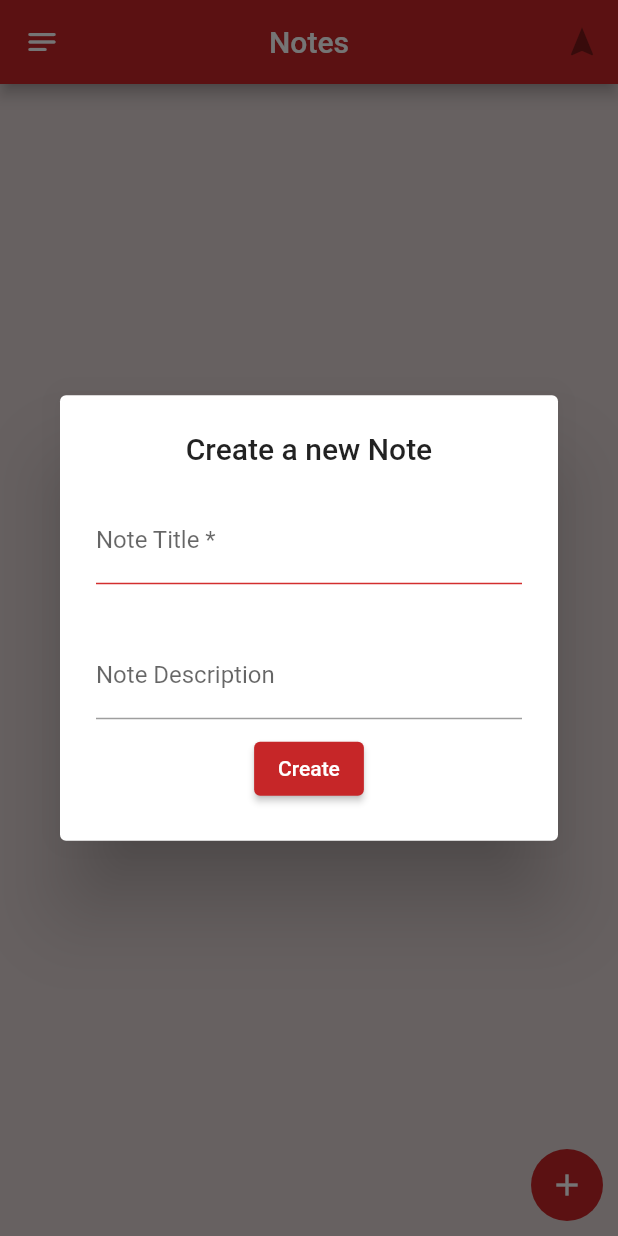
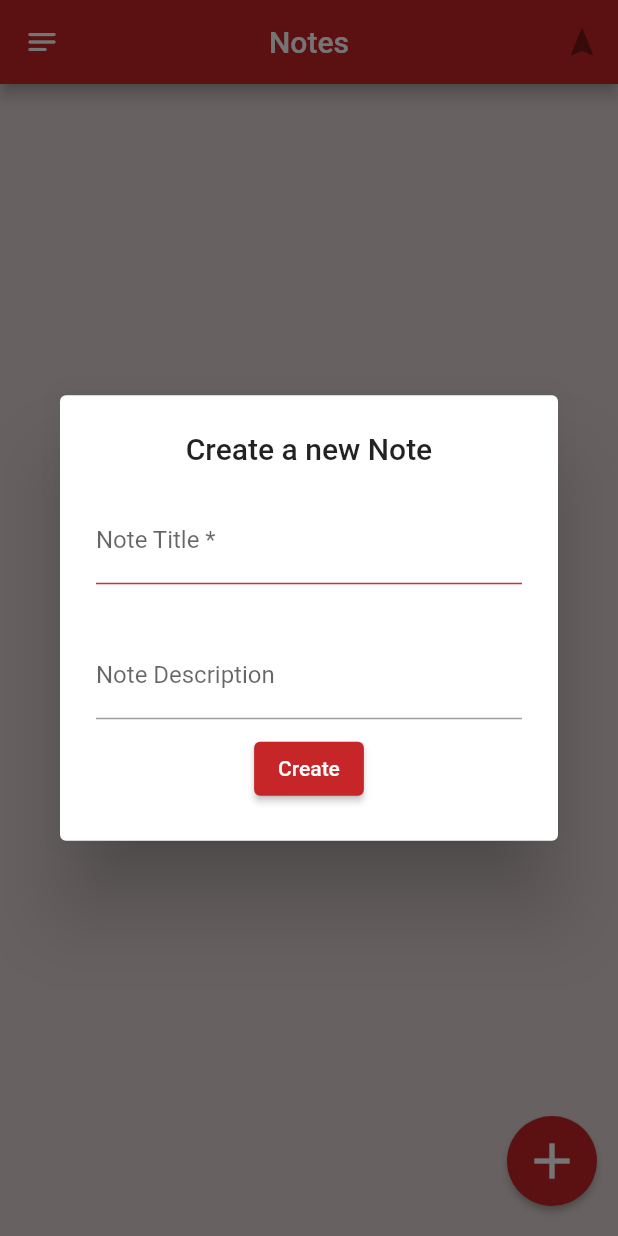
Before and after one commit to justjo3l/swiss-army-pocket-app, a Flutter app: the NotesScreen screen opened directly, after a tap on the "add" icon, on a phone screen of 412 x 824 dp. Run offline on Flutter 3.47's test engine with Material 2 defaults, Android fonts, the phone set to English and light mode, and no system bars; our stand-ins replace hive, hive_flutter, simple_animations; accounts and stored records are empty.

Commit message:
Change Create Note button from Icon Buton to Raw Material Button
Changed Create Note button from Icon Button to Raw Material button.

```diff
--- a/lib/pages/notes.dart
+++ b/lib/pages/notes.dart
@@ -79,8 +79,7 @@ class _NotesScreenState extends State<NotesScreen> {
               ),
               Align(
                 child: Container(
-                  child: Ink(
-                    child: IconButton(
+                  child: RawMaterialButton(
                     onPressed: () => showDialog<String>(
                       context: context,
                       builder: (BuildContext context) => AlertDialog(
@@ -91,14 +90,19 @@ class _NotesScreenState extends State<NotesScreen> {
                         content: NoteForm(),
                       ),
                     ),
-                      icon: Icon(
+                    child: Icon(
                       Icons.add,
                       color: Colors.white,
+                      size: 40.0,
                     ),
+                    fillColor: Theme.of(context).primaryColor,
+                    shape: CircleBorder(),
+                    padding: EdgeInsets.all(10.0),
                   ),
-                    decoration: ShapeDecoration(shape: CircleBorder(), color: Theme.of(context).primaryColor),
+                  padding: EdgeInsets.only(
+                    bottom: 20,
+                    left: 20,
                   ),
-                  padding: EdgeInsets.all(10),
                 ),
                 alignment: Alignment.bottomRight,
               ),
```
Lines whose indentation alone changed are shown as unchanged.
